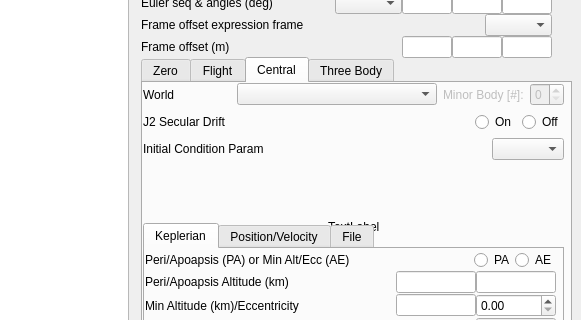
Above: dsm_gui/orb_menu.ui from pavelgalchenko/dsm_gui before the change; both pictures show x 99 to 680 and y 203 to 523 of the 680 by 700 pixel window. Below: the same form after it.
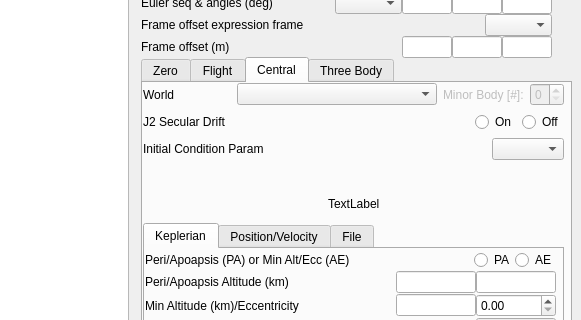
That is the form after the change.

```diff
--- a/dsm_gui/orb_menu.ui
+++ b/dsm_gui/orb_menu.ui
@@ -321,7 +321,7 @@
         <x>0</x>
         <y>0</y>
         <width>421</width>
-        <height>154</height>
+        <height>131</height>
        </rect>
       </property>
       <layout class="QVBoxLayout" name="verticalLayout_6">
```
Left out of the diff: 6 changed lines with no effect on the pictures.
